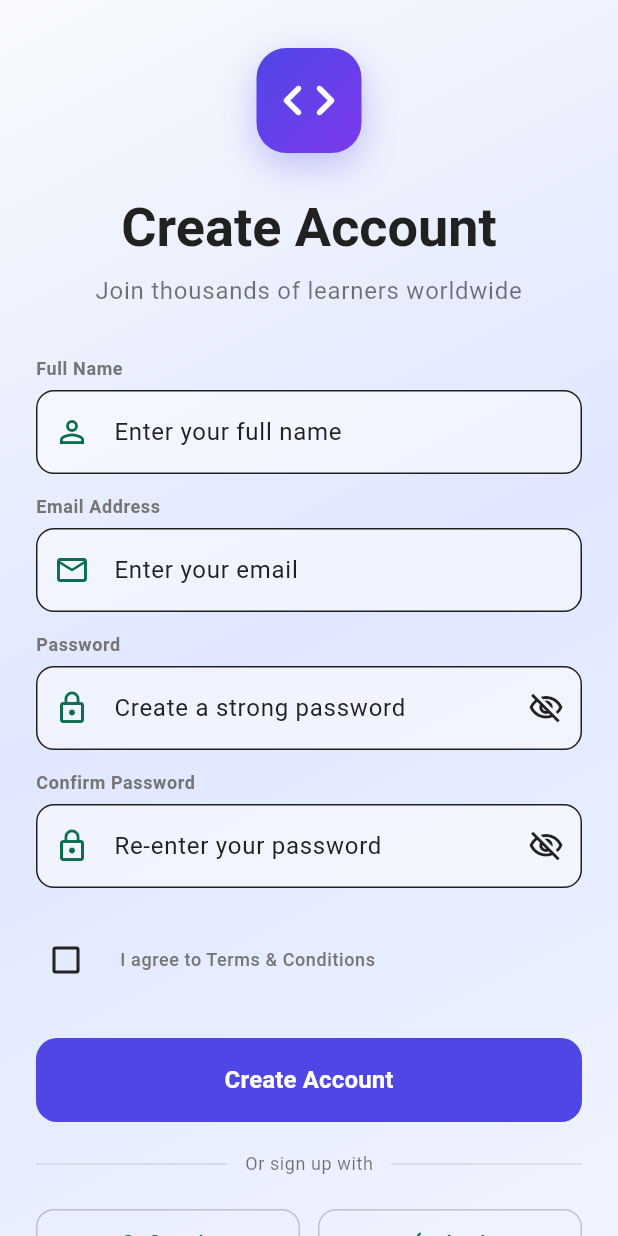
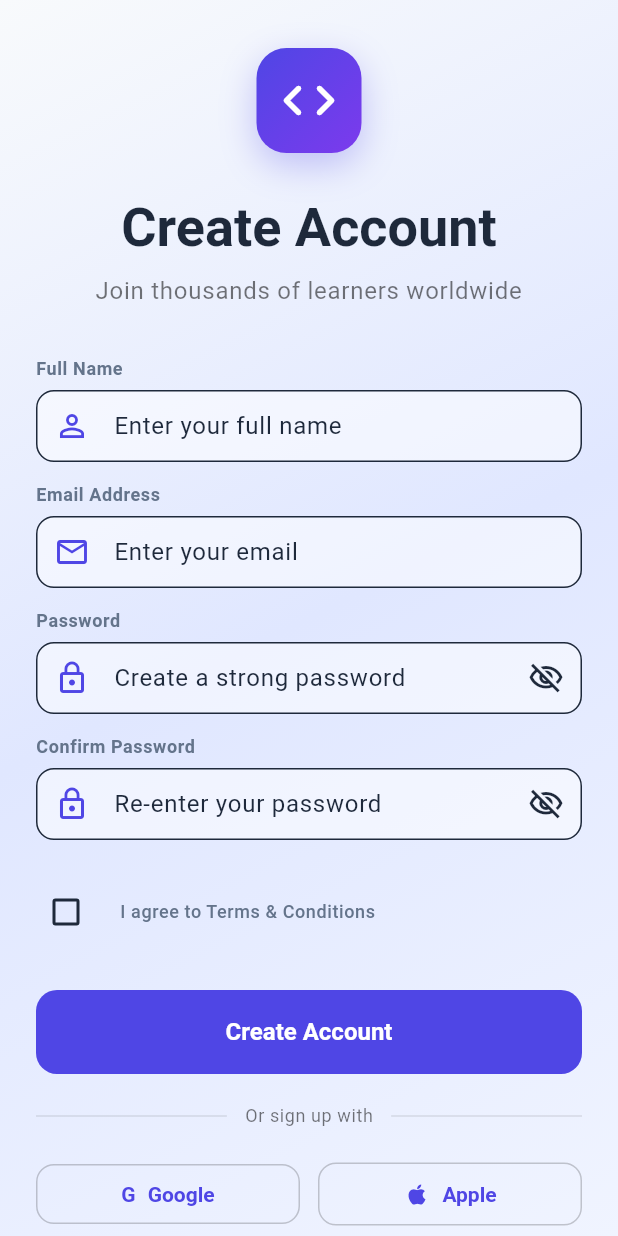
Before and after one commit to priyanshch1105/code-mentor-ai, a Flutter app: the SignupScreen screen opened directly with empty values, on a phone screen of 412 x 824 dp. Run offline on Flutter 3.47's test engine with Material 3 defaults, Android fonts, the phone set to English and light mode, and no system bars; our stand-ins replace dio, flutter_animate; statements that could not run were skipped.

Commit message:
feat: Update color palette and enhance UI components for improved styling

```diff
--- a/mobile-app/lib/src/views/utils/app_palette.dart
+++ b/mobile-app/lib/src/views/utils/app_palette.dart
@@ -1,29 +1,29 @@
 import 'package:flutter/material.dart';
 
 class AppPalette {
-  // Light Mode Colors
-  static const Color lightPrimary = Color(0xFF0B6E4F);
-  static const Color lightSuccess = Color(0xFF34A853);
-  static const Color lightWarning = Color(0xFFB26B00);
-  static const Color lightSecondary = Color(0xFF8F2D56);
-  static const Color lightBackground = Color(0xFFFAFAFA);
-  static const Color lightSurface = Color(0xFFFFFFFF);
-  static const Color lightTextPrimary = Color(0xFF212121);
-  static const Color lightTextSecondary = Color(0xFF757575);
-  static const Color lightBorder = Color(0xFFE0E0E0);
-  static const Color lightDivider = Color(0xFFBDBDBD);
+  // Light Mode Colors - Matching frontend (blue/purple)
+  static const Color lightPrimary = Color(0xFF4F46E5); // Indigo
+  static const Color lightSuccess = Color(0xFF86EFAC); // Green
+  static const Color lightWarning = Color(0xFFFDA4AF); // Red
+  static const Color lightSecondary = Color(0xFFA5B4FC); // Purple
+  static const Color lightBackground = Color(0xFFF8FAFC); // Slate-50
+  static const Color lightSurface = Color(0xFFFFFFFF); // White
+  static const Color lightTextPrimary = Color(0xFF1E293B); // Slate-900
+  static const Color lightTextSecondary = Color(0xFF64748B); // Slate-500
+  static const Color lightBorder = Color(0xFFE2E8F0); // Slate-200
+  static const Color lightDivider = Color(0xFFCBD5E1); // Slate-300
 
-  // Dark Mode Colors
-  static const Color darkPrimary = Color(0xFF4DB8A8);
-  static const Color darkSuccess = Color(0xFF81C995);
-  static const Color darkWarning = Color(0xFFF4A460);
-  static const Color darkSecondary = Color(0xFFD897B8);
-  static const Color darkBackground = Color(0xFF121212);
-  static const Color darkSurface = Color(0xFF1E1E1E);
-  static const Color darkTextPrimary = Color(0xFFFFFFFF);
-  static const Color darkTextSecondary = Color(0xFFBDBDBD);
-  static const Color darkBorder = Color(0xFF373737);
-  static const Color darkDivider = Color(0xFF424242);
+  // Dark Mode Colors - Matching frontend
+  static const Color darkPrimary = Color(0xFF93C5FD); // Blue-400
+  static const Color darkSuccess = Color(0xFF4ADE80); // Green-500
+  static const Color darkWarning = Color(0xFFFB7185); // Rose-500
+  static const Color darkSecondary = Color(0xFFC4B5FD); // Purple-300
+  static const Color darkBackground = Color(0xFF111827); // Gray-900
+  static const Color darkSurface = Color(0xFF1F2937); // Gray-800
+  static const Color darkTextPrimary = Color(0xFFE2E8F0); // Slate-100
+  static const Color darkTextSecondary = Color(0xFF94A3B8); // Slate-400
+  static const Color darkBorder = Color(0xFF334155); // Slate-700
+  static const Color darkDivider = Color(0xFF475569); // Slate-600
 
   // Legacy access (defaults to light mode)
   static const Color primary = lightPrimary;
--- a/mobile-app/lib/src/views/utils/app_theme.dart
+++ b/mobile-app/lib/src/views/utils/app_theme.dart
@@ -22,33 +22,82 @@ class AppTheme {
       foregroundColor: AppPalette.lightTextPrimary,
       elevation: 1,
       shadowColor: AppPalette.lightBorder,
+      centerTitle: false,
     ),
     cardTheme: CardThemeData(
       color: AppPalette.lightSurface,
       elevation: 2,
-      shape: RoundedRectangleBorder(borderRadius: BorderRadius.circular(12)),
+      shape: RoundedRectangleBorder(borderRadius: BorderRadius.circular(16)),
+      margin: const EdgeInsets.symmetric(horizontal: 16, vertical: 8),
     ),
     chipTheme: ChipThemeData(
       backgroundColor: AppPalette.lightBackground,
-      labelStyle: const TextStyle(color: AppPalette.lightTextPrimary),
+      labelStyle: const TextStyle(
+        color: AppPalette.lightTextPrimary,
+        fontWeight: FontWeight.w500,
+      ),
       side: const BorderSide(color: AppPalette.lightBorder),
+      shape: RoundedRectangleBorder(borderRadius: BorderRadius.circular(12)),
     ),
     textTheme: const TextTheme(
-      bodyLarge: TextStyle(color: AppPalette.lightTextPrimary),
-      bodyMedium: TextStyle(color: AppPalette.lightTextSecondary),
-      bodySmall: TextStyle(color: AppPalette.lightTextSecondary, fontSize: 12),
+      displayLarge: TextStyle(
+        color: AppPalette.lightTextPrimary,
+        fontWeight: FontWeight.w700,
+        fontSize: 32,
+      ),
+      displayMedium: TextStyle(
+        color: AppPalette.lightTextPrimary,
+        fontWeight: FontWeight.w700,
+        fontSize: 28,
+      ),
       headlineSmall: TextStyle(
         color: AppPalette.lightTextPrimary,
         fontWeight: FontWeight.w700,
+        fontSize: 20,
+      ),
+      titleLarge: TextStyle(
+        color: AppPalette.lightTextPrimary,
+        fontWeight: FontWeight.w600,
+        fontSize: 18,
       ),
       titleMedium: TextStyle(
         color: AppPalette.lightTextPrimary,
         fontWeight: FontWeight.w600,
+        fontSize: 16,
       ),
+      bodyLarge: TextStyle(color: AppPalette.lightTextPrimary, fontSize: 16),
+      bodyMedium: TextStyle(color: AppPalette.lightTextSecondary, fontSize: 14),
+      bodySmall: TextStyle(color: AppPalette.lightTextSecondary, fontSize: 12),
     ),
     listTileTheme: const ListTileThemeData(
       textColor: AppPalette.lightTextPrimary,
       subtitleTextStyle: TextStyle(color: AppPalette.lightTextSecondary),
+      shape: RoundedRectangleBorder(borderRadius: BorderRadius.all(Radius.circular(12))),
+    ),
+    filledButtonTheme: FilledButtonThemeData(
+      style: FilledButton.styleFrom(
+        shape: RoundedRectangleBorder(borderRadius: BorderRadius.circular(12)),
+        textStyle: const TextStyle(fontWeight: FontWeight.w600),
+      ),
+    ),
+    outlinedButtonTheme: OutlinedButtonThemeData(
+      style: OutlinedButton.styleFrom(
+        shape: RoundedRectangleBorder(borderRadius: BorderRadius.circular(12)),
+        textStyle: const TextStyle(fontWeight: FontWeight.w600),
+      ),
+    ),
+    inputDecorationTheme: InputDecorationTheme(
+      filled: true,
+      fillColor: AppPalette.lightBackground,
+      border: OutlineInputBorder(
+        borderRadius: BorderRadius.circular(12),
+        borderSide: const BorderSide(color: AppPalette.lightBorder),
+      ),
+      focusedBorder: OutlineInputBorder(
+        borderRadius: BorderRadius.circular(12),
+        borderSide: const BorderSide(color: AppPalette.lightPrimary, width: 2),
+      ),
+      contentPadding: const EdgeInsets.symmetric(horizontal: 16, vertical: 12),
     ),
   );
 
@@ -72,33 +121,82 @@ class AppTheme {
       foregroundColor: AppPalette.darkTextPrimary,
       elevation: 1,
       shadowColor: AppPalette.darkBorder,
+      centerTitle: false,
     ),
     cardTheme: CardThemeData(
       color: AppPalette.darkSurface,
       elevation: 2,
-      shape: RoundedRectangleBorder(borderRadius: BorderRadius.circular(12)),
+      shape: RoundedRectangleBorder(borderRadius: BorderRadius.circular(16)),
+      margin: const EdgeInsets.symmetric(horizontal: 16, vertical: 8),
     ),
     chipTheme: ChipThemeData(
       backgroundColor: AppPalette.darkBackground,
-      labelStyle: const TextStyle(color: AppPalette.darkTextPrimary),
+      labelStyle: const TextStyle(
+        color: AppPalette.darkTextPrimary,
+        fontWeight: FontWeight.w500,
+      ),
       side: const BorderSide(color: AppPalette.darkBorder),
+      shape: RoundedRectangleBorder(borderRadius: BorderRadius.circular(12)),
     ),
     textTheme: const TextTheme(
-      bodyLarge: TextStyle(color: AppPalette.darkTextPrimary),
-      bodyMedium: TextStyle(color: AppPalette.darkTextSecondary),
-      bodySmall: TextStyle(color: AppPalette.darkTextSecondary, fontSize: 12),
+      displayLarge: TextStyle(
+        color: AppPalette.darkTextPrimary,
+        fontWeight: FontWeight.w700,
+        fontSize: 32,
+      ),
+      displayMedium: TextStyle(
+        color: AppPalette.darkTextPrimary,
+        fontWeight: FontWeight.w700,
+        fontSize: 28,
+      ),
       headlineSmall: TextStyle(
         color: AppPalette.darkTextPrimary,
         fontWeight: FontWeight.w700,
+        fontSize: 20,
+      ),
+      titleLarge: TextStyle(
+        color: AppPalette.darkTextPrimary,
+        fontWeight: FontWeight.w600,
+        fontSize: 18,
       ),
       titleMedium: TextStyle(
         color: AppPalette.darkTextPrimary,
         fontWeight: FontWeight.w600,
+        fontSize: 16,
       ),
+      bodyLarge: TextStyle(color: AppPalette.darkTextPrimary, fontSize: 16),
+      bodyMedium: TextStyle(color: AppPalette.darkTextSecondary, fontSize: 14),
+      bodySmall: TextStyle(color: AppPalette.darkTextSecondary, fontSize: 12),
     ),
     listTileTheme: const ListTileThemeData(
       textColor: AppPalette.darkTextPrimary,
       subtitleTextStyle: TextStyle(color: AppPalette.darkTextSecondary),
+      shape: RoundedRectangleBorder(borderRadius: BorderRadius.all(Radius.circular(12))),
+    ),
+    filledButtonTheme: FilledButtonThemeData(
+      style: FilledButton.styleFrom(
+        shape: RoundedRectangleBorder(borderRadius: BorderRadius.circular(12)),
+        textStyle: const TextStyle(fontWeight: FontWeight.w600),
+      ),
+    ),
+    outlinedButtonTheme: OutlinedButtonThemeData(
+      style: OutlinedButton.styleFrom(
+        shape: RoundedRectangleBorder(borderRadius: BorderRadius.circular(12)),
+        textStyle: const TextStyle(fontWeight: FontWeight.w600),
+      ),
+    ),
+    inputDecorationTheme: InputDecorationTheme(
+      filled: true,
+      fillColor: AppPalette.darkBackground,
+      border: OutlineInputBorder(
+        borderRadius: BorderRadius.circular(12),
+        borderSide: const BorderSide(color: AppPalette.darkBorder),
+      ),
+      focusedBorder: OutlineInputBorder(
+        borderRadius: BorderRadius.circular(12),
+        borderSide: const BorderSide(color: AppPalette.darkPrimary, width: 2),
+      ),
+      contentPadding: const EdgeInsets.symmetric(horizontal: 16, vertical: 12),
     ),
   );
 }
--- a/mobile-app/lib/src/views/widgets/section_card.dart
+++ b/mobile-app/lib/src/views/widgets/section_card.dart
@@ -8,11 +8,26 @@ class SectionCard extends StatelessWidget {
 
   @override
   Widget build(BuildContext context) {
+    final theme = Theme.of(context);
+    final colors = theme.colorScheme;
+
     return Card(
-      shape: RoundedRectangleBorder(borderRadius: BorderRadius.circular(12)),
-      child: Padding(
-        padding: padding ?? const EdgeInsets.all(16),
-        child: child ?? const SizedBox.shrink(),
+      elevation: 2,
+      shape: RoundedRectangleBorder(
+        borderRadius: BorderRadius.circular(16),
+      ),
+      child: Container(
+        decoration: BoxDecoration(
+          borderRadius: BorderRadius.circular(16),
+          border: Border.all(
+            color: colors.surfaceVariant,
+            width: 0.5,
+          ),
+        ),
+        child: Padding(
+          padding: padding ?? const EdgeInsets.all(18),
+          child: child ?? const SizedBox.shrink(),
+        ),
       ),
     );
   }
```
